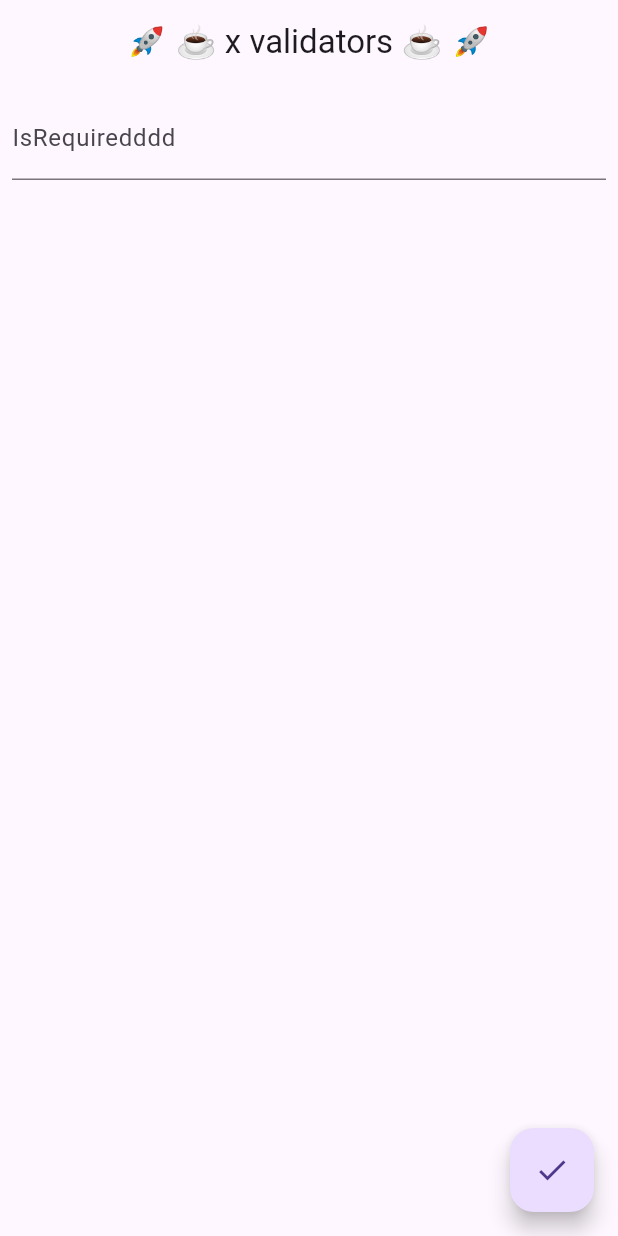
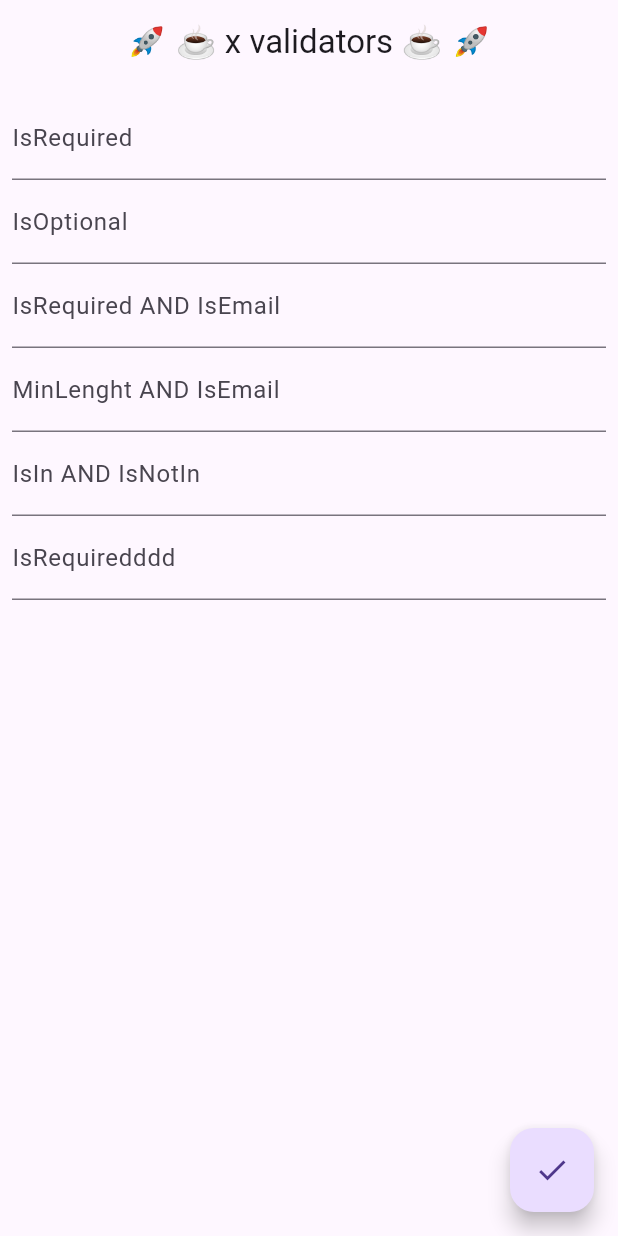
Before and after one commit to Eng-MahmoudBasuony/x_validators, a Flutter app: the screen it shows after launch, on a phone screen of 412 x 824 dp. Run offline on Flutter 3.47's test engine with Material 3 defaults, Android fonts, the phone set to English and light mode, and no system bars.

Commit message:
fix: 🛠️🐞 Fixed the Bug with v1.0.4

```diff
--- a/example/lib/main.dart
+++ b/example/lib/main.dart
@@ -49,59 +49,59 @@ class HomePage extends StatelessWidget {
           padding: const EdgeInsets.all(8.0),
           child: ListView(
             children: [
-              // TextFormField(
-              //   decoration: const InputDecoration(labelText: 'IsRequired'),
-              //   validator: xValidator([
-              //     IsRequired(),
-              //   ]),
-              // ),
-              // TextFormField(
-              //   decoration: const InputDecoration(labelText: 'IsOptional'),
-              //   validator: xValidator([
-              //     // if the textField contains value the rest of the validators
-              //     // will run else it will pass alidation with checking them
-              //     IsOptional(),
-              //
-              //     /// the input value must be a
-              //     /// valid (`well formatted`) email address
-              //     const IsEmail(),
-              //   ]),
-              // ),
-              // TextFormField(
-              //   decoration:
-              //       const InputDecoration(labelText: 'IsRequired AND IsEmail'),
-              //   validator: xValidator([
-              //     IsRequired(),
-              //
-              //     /// the input value must be a valid (`well formatted`)
-              //     ///  email address
-              //     const IsEmail(),
-              //   ]),
-              // ),
-              // TextFormField(
-              //   decoration:
-              //       const InputDecoration(labelText: 'MinLenght AND IsEmail'),
-              //   validator: xValidator([
-              //     IsRequired(),
-              //
-              //     /// the input min length must be >= 5
-              //     MinLength(10),
-              //
-              //     /// the input max length must be <= 10
-              //     MaxLength(15),
-              //   ]),
-              // ),
-              // TextFormField(
-              //   decoration:
-              //       const InputDecoration(labelText: 'IsIn AND IsNotIn'),
-              //   validator: xValidator(
-              //     [
-              //       IsRequired(),
-              //       IsIn(['white', 'black', 'gray']),
-              //       IsNotIn(['red', 'blue', 'orange']),
-              //     ],
-              //   ),
-              // ),
+              TextFormField(
+                decoration: const InputDecoration(labelText: 'IsRequired'),
+                validator: xValidator([
+                  IsRequired(),
+                ]),
+              ),
+              TextFormField(
+                decoration: const InputDecoration(labelText: 'IsOptional'),
+                validator: xValidator([
+                  // if the textField contains value the rest of the validators
+                  // will run else it will pass alidation with checking them
+                  IsOptional(),
+
+                  /// the input value must be a
+                  /// valid (`well formatted`) email address
+                  const IsEmail(),
+                ]),
+              ),
+              TextFormField(
+                decoration:
+                    const InputDecoration(labelText: 'IsRequired AND IsEmail'),
+                validator: xValidator([
+                  IsRequired(),
+
+                  /// the input value must be a valid (`well formatted`)
+                  ///  email address
+                  const IsEmail(),
+                ]),
+              ),
+              TextFormField(
+                decoration:
+                    const InputDecoration(labelText: 'MinLenght AND IsEmail'),
+                validator: xValidator([
+                  IsRequired(),
+
+                  /// the input min length must be >= 5
+                  MinLength(10),
+
+                  /// the input max length must be <= 10
+                  MaxLength(15),
+                ]),
+              ),
+              TextFormField(
+                decoration:
+                    const InputDecoration(labelText: 'IsIn AND IsNotIn'),
+                validator: xValidator(
+                  [
+                    IsRequired(),
+                    IsIn(['white', 'black', 'gray']),
+                    IsNotIn(['red', 'blue', 'orange']),
+                  ],
+                ),
+              ),
               TextFormField(
                 decoration: const InputDecoration(labelText: 'IsRequiredddd'),
                 validator: xValidator([
```
